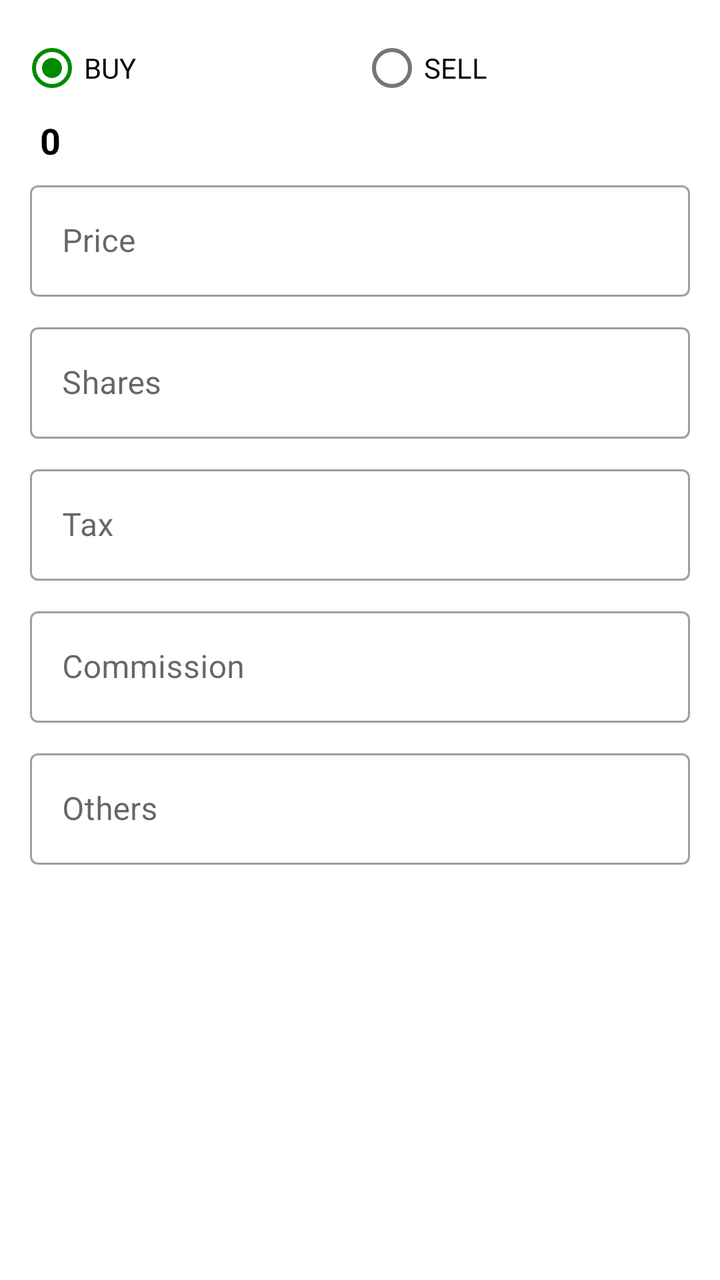
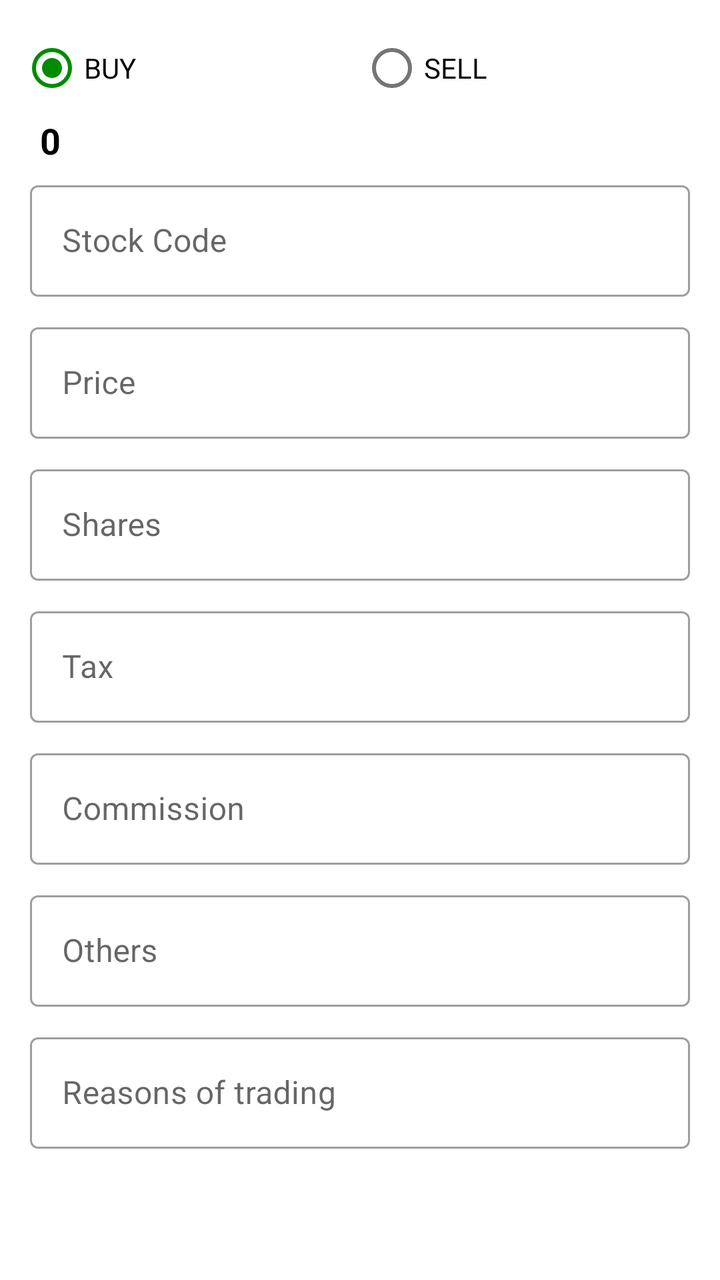

Before-and-after screenshots of an Android layout around one commit, followed by the original layout XML and the change that was made.
<!-- AndroidManifest.xml: application theme AppTheme -->
<!-- res/layout/layout_trade_prompt.xml -->
<?xml version="1.0" encoding="utf-8"?>
<androidx.constraintlayout.widget.ConstraintLayout
    xmlns:android="http://schemas.android.com/apk/res/android"
    xmlns:app="http://schemas.android.com/apk/res-auto"
    xmlns:tools="http://schemas.android.com/tools"
    android:layout_width="match_parent"
    android:layout_height="match_parent">

    <LinearLayout
        android:layout_width="match_parent"
        android:layout_height="wrap_content"
        android:orientation="vertical"
        android:focusable="true"
        android:focusableInTouchMode="true"
        app:layout_constraintEnd_toEndOf="parent"
        app:layout_constraintStart_toStartOf="parent"
        app:layout_constraintTop_toTopOf="parent"
        android:layout_margin="10dp"
        >
        <RadioGroup
            android:id="@+id/radio_group"
            android:layout_width="match_parent"
            android:layout_height="wrap_content"
            android:orientation="horizontal"
            android:layout_above="@+id/view_below" >
            <RadioButton
                android:id="@+id/radioBuy"
                android:layout_width="0dp"
                android:layout_weight="1"
                android:layout_height="wrap_content"
                android:checked="true"
                android:text="BUY" />

            <RadioButton
                android:id="@+id/radioSell"
                android:layout_width="0dp"
                android:layout_weight="1"
                android:layout_height="wrap_content"
                android:text="SELL" />
        </RadioGroup>
        <com.google.android.material.textview.MaterialTextView
            android:layout_width="match_parent"
            android:layout_height="wrap_content"
            android:id="@+id/lbl_total_value"
            android:textSize="18sp"
            android:layout_marginLeft="10dp"
            android:textStyle="bold"
            android:textColor="#000000"
            android:text="0"
            />
        <com.google.android.material.textfield.TextInputLayout
            android:id="@+id/txt_buy_price_layout_ti"
            android:layout_width="fill_parent"
            android:layout_height="wrap_content"
            android:layout_margin="5dp"
            android:layout_weight="1"
            style="@style/Widget.MaterialComponents.TextInputLayout.OutlinedBox">
            <com.google.android.material.textfield.TextInputEditText
                android:layout_width="match_parent"
                android:layout_height="wrap_content"
                android:hint="Price"
                android:textAlignment="viewEnd"
                android:id="@+id/txt_buy_price1"
                android:inputType="numberDecimal"
                />
        </com.google.android.material.textfield.TextInputLayout>
        <com.google.android.material.textfield.TextInputLayout
            android:id="@+id/txt_buy_shares_layout_ti"
            android:layout_width="fill_parent"
            android:layout_height="wrap_content"
            android:layout_margin="5dp"
            android:layout_weight="1"
            style="@style/Widget.MaterialComponents.TextInputLayout.OutlinedBox">
            <com.google.android.material.textfield.TextInputEditText
                android:layout_width="match_parent"
                android:layout_height="wrap_content"
                android:textAlignment="viewEnd"
                android:hint="Shares"
                android:id="@+id/txt_shares"
                android:inputType="numberDecimal"
                />
        </com.google.android.material.textfield.TextInputLayout>
        <com.google.android.material.textfield.TextInputLayout
            android:id="@+id/txt_buy_tax_layout_ti"
            android:layout_width="fill_parent"
            android:layout_height="wrap_content"
            android:layout_margin="5dp"
            android:layout_weight="1"
            style="@style/Widget.MaterialComponents.TextInputLayout.OutlinedBox">
            <com.google.android.material.textfield.TextInputEditText
                android:layout_width="match_parent"
                android:layout_height="wrap_content"
                android:textAlignment="viewEnd"
                android:hint="Tax"
                android:id="@+id/txt_tax"
                android:inputType="numberDecimal"
                />
        </com.google.android.material.textfield.TextInputLayout>
        <com.google.android.material.textfield.TextInputLayout
            android:id="@+id/txt_buy_commision_layout_ti"
            android:layout_width="fill_parent"
            android:layout_height="wrap_content"
            android:layout_margin="5dp"
            android:layout_weight="1"
            style="@style/Widget.MaterialComponents.TextInputLayout.OutlinedBox">
            <com.google.android.material.textfield.TextInputEditText
                android:layout_width="match_parent"
                android:layout_height="wrap_content"
                android:textAlignment="viewEnd"
                android:hint="Commission"
                android:id="@+id/txt_commission"
                android:inputType="numberDecimal"
                />
        </com.google.android.material.textfield.TextInputLayout>
        <com.google.android.material.textfield.TextInputLayout
            android:id="@+id/txt_buy_others_layout_ti"
            android:layout_width="fill_parent"
            android:layout_height="wrap_content"
            android:layout_margin="5dp"
            android:layout_weight="1"
            style="@style/Widget.MaterialComponents.TextInputLayout.OutlinedBox">
            <com.google.android.material.textfield.TextInputEditText
                android:layout_width="match_parent"
                android:layout_height="wrap_content"
                android:textAlignment="viewEnd"
                android:hint="Others"
                android:id="@+id/txt_others"
                android:inputType="numberDecimal"
                />
        </com.google.android.material.textfield.TextInputLayout>
    </LinearLayout>
</androidx.constraintlayout.widget.ConstraintLayout>
<!-- resources referenced by this layout -->
<resources>
  <style name="AppTheme" parent="Theme.MaterialComponents.Light">
          
          <item name="colorPrimary">@color/colorPrimary</item>
          <item name="colorPrimaryDark">@color/colorPrimaryDark</item>
          <item name="colorAccent">@color/colorAccent</item>
          <item name="statusBarBackground">@color/colorAccent</item>
          <item name="colorControlNormal">@color/colorWhite</item>
      </style>
  <color name="colorPrimary">#008b00</color>
  <color name="colorPrimaryDark">#00b248</color>
  <color name="colorAccent">#008b00</color>
  <color name="colorWhite">#ffffff</color>
</resources>

<!-- the commit's change to res/layout/layout_trade_prompt.xml (unified diff, before → after) -->
@@ -48,6 +48,22 @@
             android:textColor="#000000"
             android:text="0"
             />
+        <com.google.android.material.textfield.TextInputLayout
+            android:id="@+id/txt_stock_code_ti"
+            android:layout_width="fill_parent"
+            android:layout_height="wrap_content"
+            android:layout_margin="5dp"
+            android:layout_weight="1"
+            style="@style/Widget.MaterialComponents.TextInputLayout.OutlinedBox">
+            <com.google.android.material.textfield.TextInputEditText
+                android:layout_width="match_parent"
+                android:layout_height="wrap_content"
+                android:hint="Stock Code"
+                android:textAlignment="viewEnd"
+                android:id="@+id/txt_stock_code"
+                android:inputType="text"
+                />
+        </com.google.android.material.textfield.TextInputLayout>
         <com.google.android.material.textfield.TextInputLayout
             android:id="@+id/txt_buy_price_layout_ti"
             android:layout_width="fill_parent"
@@ -128,5 +144,21 @@
                 android:inputType="numberDecimal"
                 />
         </com.google.android.material.textfield.TextInputLayout>
+        <com.google.android.material.textfield.TextInputLayout
+            android:id="@+id/txt_buy_reason_layout_ti"
+            android:layout_width="fill_parent"
+            android:layout_height="wrap_content"
+            android:layout_margin="5dp"
+            android:layout_weight="1"
+            style="@style/Widget.MaterialComponents.TextInputLayout.OutlinedBox">
+            <com.google.android.material.textfield.TextInputEditText
+                android:layout_width="match_parent"
+                android:layout_height="wrap_content"
+                android:textAlignment="viewEnd"
+                android:hint="Reasons of trading"
+                android:id="@+id/txt_reason"
+                android:inputType="text"
+                />
+        </com.google.android.material.textfield.TextInputLayout>
     </LinearLayout>
 </androidx.constraintlayout.widget.ConstraintLayout>
